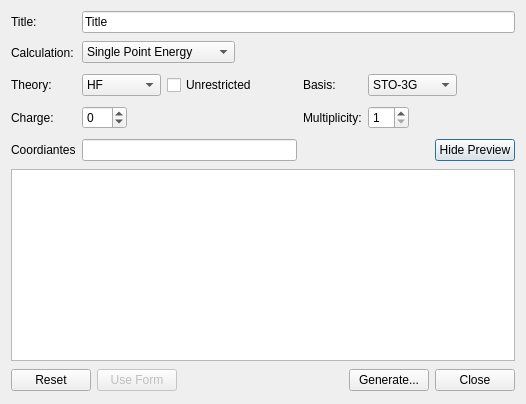
The window that libavogadro/src/extensions/quantuminput/teracheminputdialog.ui (AlbertDeFusco/avogadro) describes before a commit, drawn with Qt 5.
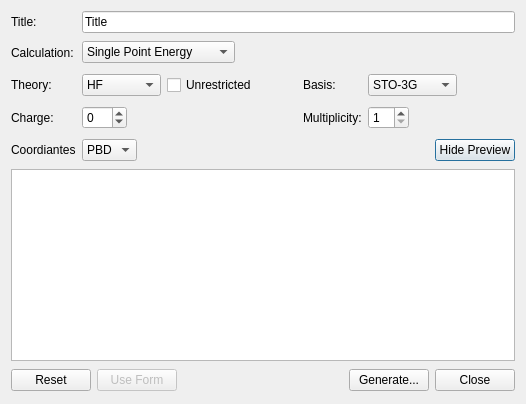
The same window after the commit.

Commit message:
Allow only certain coord types
The next step is to make sure that OpenBabel generates the file if not
already present.

Patch:
```diff
--- a/libavogadro/src/extensions/quantuminput/teracheminputdialog.ui
+++ b/libavogadro/src/extensions/quantuminput/teracheminputdialog.ui
@@ -217,7 +217,31 @@
      <item row="5" column="1">
       <layout class="QHBoxLayout" name="horizontalLayout_9">
        <item>
-        <widget class="QLineEdit" name="coordFile"/>
+        <widget class="QComboBox" name="comboCoord">
+         <item>
+          <property name="text">
+           <string>PBD</string>
+          </property>
+         </item>
+         <item>
+          <property name="text">
+           <string>XYZ</string>
+          </property>
+         </item>
+        </widget>
+       </item>
+       <item>
+        <spacer name="horizontalSpacer_7">
+         <property name="orientation">
+          <enum>Qt::Horizontal</enum>
+         </property>
+         <property name="sizeHint" stdset="0">
+          <size>
+           <width>40</width>
+           <height>20</height>
+          </size>
+         </property>
+        </spacer>
        </item>
       </layout>
      </item>
```
The commit also changes 2 other files.
